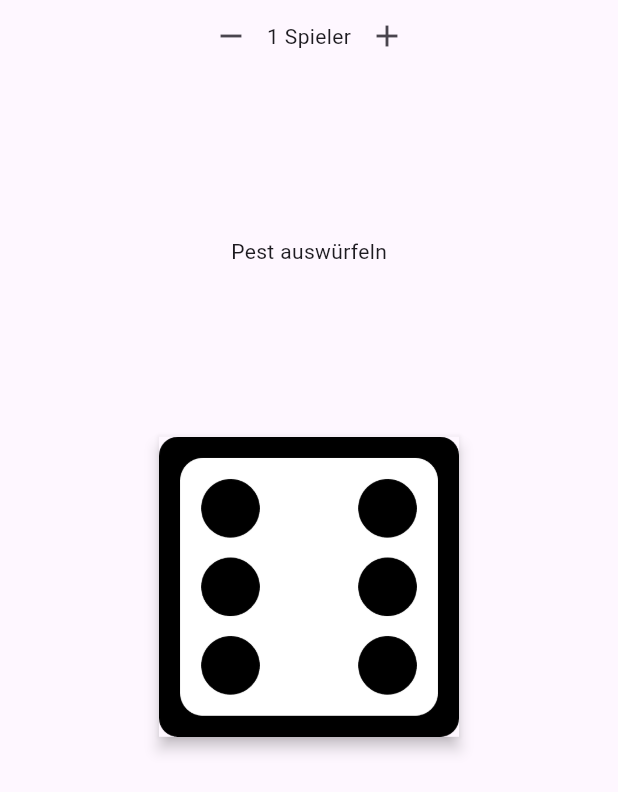
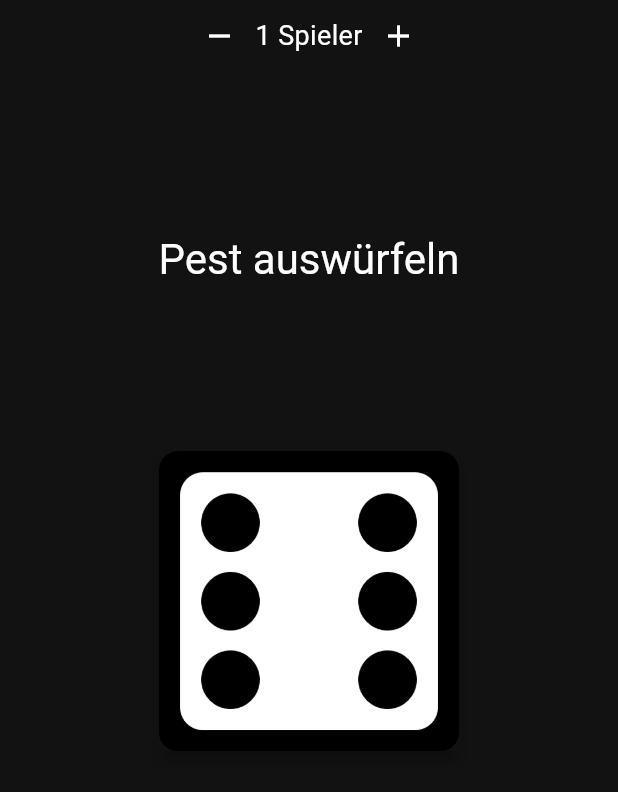
Before and after one commit to johnbow/PestApp, a Flutter app: the screen it shows after launch, on a phone screen of 412 x 824 dp. Shown: the top 792 px of the screen. Run offline on Flutter 3.47's test engine with Material 3 defaults, Android fonts, the phone set to English and light mode, and no system bars; our stand-ins replace bloc, flutter_bloc.

Commit message:
added styling

```diff
--- /dev/null
+++ b/lib/constants/themes.dart
@@ -0,0 +1,9 @@
+import 'package:flutter/material.dart';
+
+final roundButtonStyle = ElevatedButton.styleFrom(
+    padding: EdgeInsets.all(60),
+    elevation: 4,
+    backgroundColor: Colors.green,
+    foregroundColor: Colors.white,
+    shape: const CircleBorder(side: BorderSide(color: Colors.white)),
+    textStyle: const TextStyle(fontSize: 22));
--- a/lib/cubit/game_cubit.dart
+++ b/lib/cubit/game_cubit.dart
@@ -50,7 +50,6 @@ class GameCubit extends Cubit<GameState> {
   }
 
   void restart() {
-    if (state is! RoundEnded) return;
     emit(RollingOut(players: state.players, dices: const [1]));
   }
 
--- a/lib/main.dart
+++ b/lib/main.dart
@@ -23,7 +23,9 @@ class MyApp extends StatelessWidget {
     return MaterialApp(
         title: 'Flutter Demo',
         theme: ThemeData(
-          colorScheme: ColorScheme.fromSeed(seedColor: Colors.deepPurple),
+          colorScheme: ColorScheme.dark(
+              brightness: Brightness.light, background: Color(0xFF282828)),
+          textTheme: TextTheme(bodyMedium: TextStyle(fontSize: 18)),
           useMaterial3: true,
         ),
         home: RepositoryProvider<DiceRepository>(
--- a/lib/pages/main_page.dart
+++ b/lib/pages/main_page.dart
@@ -1,5 +1,6 @@
 import 'package:flutter/material.dart';
 import 'package:flutter_bloc/flutter_bloc.dart';
+import 'package:pest/constants/themes.dart';
 import 'package:pest/cubit/game_cubit.dart';
 import 'package:pest/widgets/dice_widget.dart';
 import 'package:pest/widgets/player_counter.dart';
@@ -11,7 +12,8 @@ class MainPage extends StatelessWidget {
   Widget build(BuildContext context) {
     return Scaffold(body: BlocBuilder<GameCubit, GameState>(
       builder: (context, state) {
-        return Column(
+        return SafeArea(
+          child: Column(
             mainAxisAlignment: MainAxisAlignment.center,
             mainAxisSize: MainAxisSize.max,
             children: [
@@ -21,10 +23,15 @@ class MainPage extends StatelessWidget {
                   mainAxisAlignment: MainAxisAlignment.spaceEvenly,
                   mainAxisSize: MainAxisSize.max,
                   children: [
-                  for (final line in state.message) Text(line),
+                    for (final line in state.message)
+                      Text(
+                        line,
+                        textAlign: TextAlign.center,
+                        style: Theme.of(context).textTheme.headlineMedium,
+                      ),
                     GestureDetector(
+                      behavior: HitTestBehavior.translucent,
                       onTap: () => context.read<GameCubit>().rollDices(),
-                    child: Container(
                       child: Column(
                         mainAxisAlignment: MainAxisAlignment.center,
                         children: [
@@ -32,23 +39,39 @@ class MainPage extends StatelessWidget {
                         ],
                       ),
                     ),
-                  ),
                     Visibility(
                       visible: state is RolledOut,
                       child: ElevatedButton(
-                        onPressed: () => context.read<GameCubit>().startRound(),
+                          style: roundButtonStyle,
+                          onPressed: () =>
+                              context.read<GameCubit>().startRound(),
                           child: const Text("weiter")),
                     ),
                     Visibility(
                       visible: state is RoundEnded,
                       child: ElevatedButton(
+                          style: roundButtonStyle,
                           onPressed: () => context.read<GameCubit>().restart(),
                           child: const Text("Neue Runde")),
+                    ),
+                  ],
+                ),
+              ),
+              if (state is RoundStarted)
+                Row(
+                  mainAxisAlignment: MainAxisAlignment.spaceBetween,
+                  children: [
+                    Padding(
+                      padding: const EdgeInsets.all(12.0),
+                      child: Text("${state.round} / ${state.players}"),
+                    ),
+                    IconButton(
+                        onPressed: () => context.read<GameCubit>().restart(),
+                        icon: Icon(Icons.replay))
+                  ],
                 )
             ],
           ),
-            ),
-          ],
         );
       },
     ));
```
Lines whose indentation alone changed are shown as unchanged.
